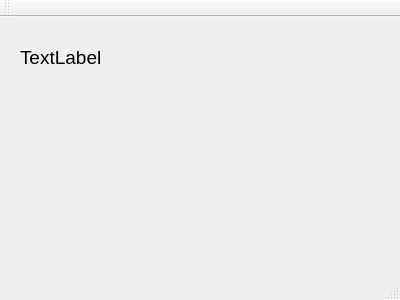
This is TcpClient/TcpClientMainWindow.ui in whiteman-kr/u7set as Qt 5 draws it before an edit. The edited form follows.
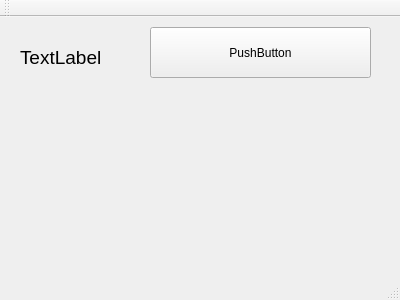
This is the edited form.

The edit to the form file:
```diff
--- a/TcpClient/TcpClientMainWindow.ui
+++ b/TcpClient/TcpClientMainWindow.ui
@@ -32,6 +32,19 @@
      <string>TextLabel</string>
     </property>
    </widget>
+   <widget class="QPushButton" name="pushButton">
+    <property name="geometry">
+     <rect>
+      <x>150</x>
+      <y>10</y>
+      <width>221</width>
+      <height>51</height>
+     </rect>
+    </property>
+    <property name="text">
+     <string>PushButton</string>
+    </property>
+   </widget>
   </widget>
   <widget class="QMenuBar" name="menuBar">
    <property name="geometry">
```
